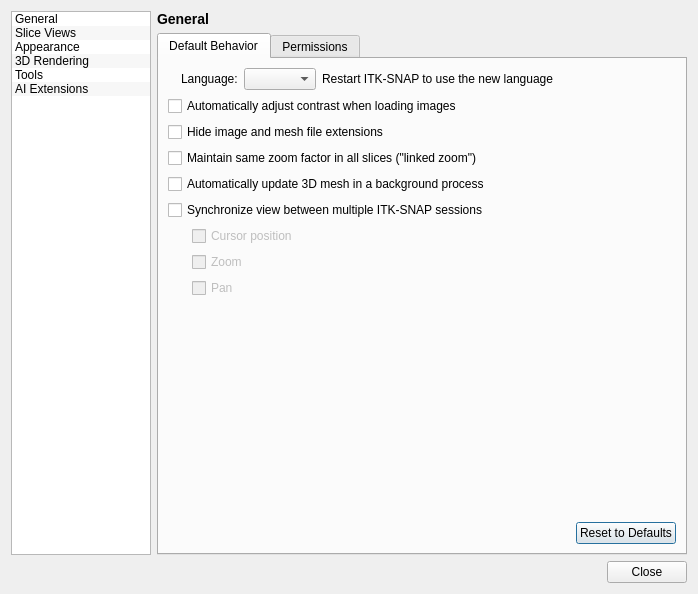
First picture: the form in GUI/Qt/Windows/PreferencesDialog.ui, repository pyushkevich/itksnap, before the edit.
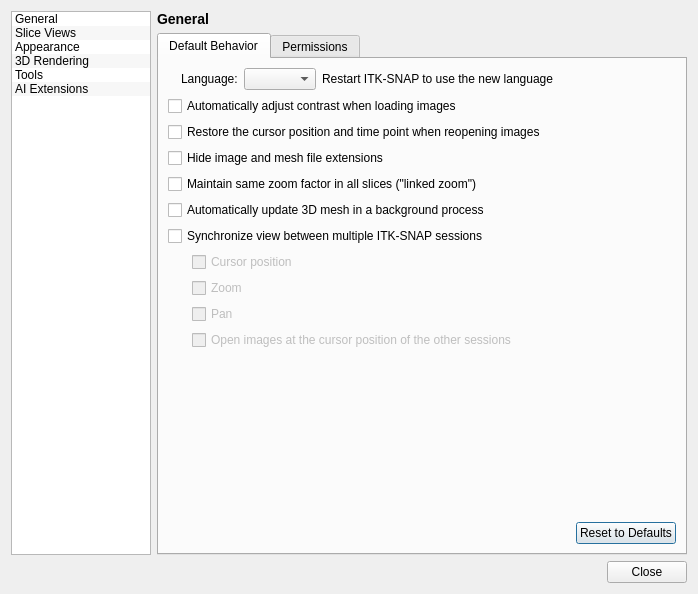
Second picture: the form after the edit. Icons and pictures are not drawn. Custom widgets are drawn as their Qt base class.

Commit message: Slice view cursor buttons and zoom menu, preferences, GUI test and release notes (#157)

```diff
--- a/GUI/Qt/Windows/PreferencesDialog.ui
+++ b/GUI/Qt/Windows/PreferencesDialog.ui
@@ -112,6 +112,16 @@
              </property>
             </widget>
            </item>
+           <item>
+            <widget class="QCheckBox" name="chkRestoreCursor">
+             <property name="toolTip">
+              <string>When this option is checked, an image or workspace that is opened again will show the cursor position and time point where it was last closed or saved.</string>
+             </property>
+             <property name="text">
+              <string>Restore the cursor position and time point when reopening images</string>
+             </property>
+            </widget>
+           </item>
            <item>
             <widget class="QCheckBox" name="chkHideFileExtensions">
              <property name="toolTip">
@@ -182,6 +192,16 @@
                 </property>
                </widget>
               </item>
+              <item>
+               <widget class="QCheckBox" name="chkFollowSyncOnOpen">
+                <property name="toolTip">
+                 <string>When this option is checked, an image opened while other ITK-SNAP sessions are synchronized will open at their cursor position (if it falls inside the image). Otherwise it opens where it was last closed, or at its center.</string>
+                </property>
+                <property name="text">
+                 <string>Open images at the cursor position of the other sessions</string>
+                </property>
+               </widget>
+              </item>
              </layout>
             </widget>
            </item>
```
The commit also changes 19 other files.
